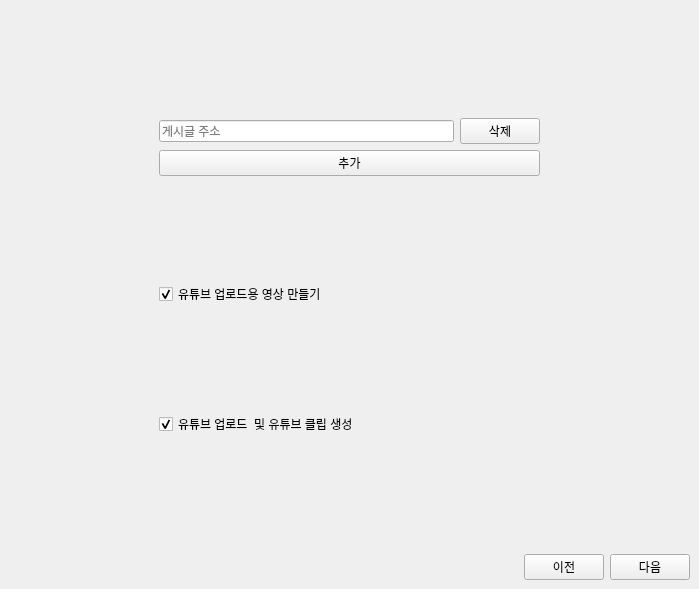
Old version of the form src/wakark.ui in the repository FDFFDFDF/Wak.
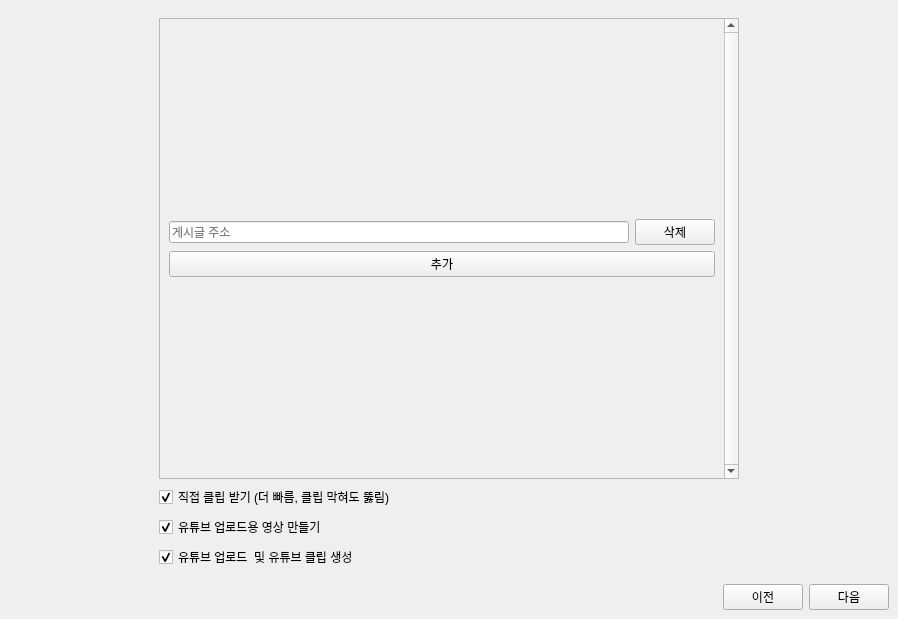
New version of the form. Icons and pictures are not drawn.

Diff of the .ui file:
```diff
--- a/src/wakark.ui
+++ b/src/wakark.ui
@@ -6,8 +6,8 @@
    <rect>
     <x>0</x>
     <y>0</y>
-    <width>699</width>
-    <height>573</height>
+    <width>898</width>
+    <height>596</height>
    </rect>
   </property>
   <property name="windowTitle">
@@ -139,10 +139,50 @@
           <property name="bottomMargin">
            <number>9</number>
           </property>
+          <item row="1" column="0">
+           <widget class="QCheckBox" name="isBrowsercheckBox">
+            <property name="text">
+             <string>직접 클립 받기 (더 빠름, 클립 막혀도 뚫림)</string>
+            </property>
+            <property name="checked">
+             <bool>true</bool>
+            </property>
+           </widget>
+          </item>
           <item row="0" column="0">
+           <widget class="QScrollArea" name="scrollArea">
+            <property name="frameShape">
+             <enum>QFrame::StyledPanel</enum>
+            </property>
+            <property name="frameShadow">
+             <enum>QFrame::Sunken</enum>
+            </property>
+            <property name="verticalScrollBarPolicy">
+             <enum>Qt::ScrollBarAlwaysOn</enum>
+            </property>
+            <property name="horizontalScrollBarPolicy">
+             <enum>Qt::ScrollBarAlwaysOff</enum>
+            </property>
+            <property name="sizeAdjustPolicy">
+             <enum>QAbstractScrollArea::AdjustToContentsOnFirstShow</enum>
+            </property>
+            <property name="widgetResizable">
+             <bool>true</bool>
+            </property>
+            <widget class="QWidget" name="scrollAreaWidgetContents_2">
+             <property name="geometry">
+              <rect>
+               <x>0</x>
+               <y>0</y>
+               <width>559</width>
+               <height>456</height>
+              </rect>
+             </property>
+             <layout class="QVBoxLayout" name="verticalLayout_5">
+              <item>
            <layout class="QVBoxLayout" name="verticalLayout_2">
             <property name="sizeConstraint">
-             <enum>QLayout::SetDefaultConstraint</enum>
+                 <enum>QLayout::SetMinAndMaxSize</enum>
             </property>
             <item>
              <layout class="QHBoxLayout" name="horizontalLayout">
@@ -171,17 +211,11 @@
             </item>
            </layout>
           </item>
-          <item row="1" column="0">
-           <widget class="QCheckBox" name="YTMakecheckBox_2">
-            <property name="text">
-             <string>유튜브 업로드용 영상 만들기</string>
-            </property>
-            <property name="checked">
-             <bool>true</bool>
-            </property>
+             </layout>
+            </widget>
            </widget>
           </item>
-          <item row="2" column="0">
+          <item row="3" column="0">
            <widget class="QCheckBox" name="YTUploadcheckBox_2">
             <property name="text">
              <string>유튜브 업로드  및 유튜브 클립 생성</string>
@@ -191,6 +225,16 @@
             </property>
            </widget>
           </item>
+          <item row="2" column="0">
+           <widget class="QCheckBox" name="YTMakecheckBox_2">
+            <property name="text">
+             <string>유튜브 업로드용 영상 만들기</string>
+            </property>
+            <property name="checked">
+             <bool>true</bool>
+            </property>
+           </widget>
+          </item>
          </layout>
         </widget>
         <widget class="QWidget" name="page_4">
@@ -207,10 +251,10 @@
           <property name="bottomMargin">
            <number>200</number>
           </property>
-          <item row="3" column="0">
-           <widget class="QCheckBox" name="YTMakecheckBox">
+          <item row="5" column="0">
+           <widget class="QCheckBox" name="YTUploadcheckBox">
             <property name="text">
-             <string>유튭용 영상 만들기</string>
+             <string>유튜브 업로드 및 유튜브 클립 생성</string>
             </property>
             <property name="checked">
              <bool>true</bool>
@@ -325,9 +369,19 @@
            </layout>
           </item>
           <item row="4" column="0">
-           <widget class="QCheckBox" name="YTUploadcheckBox">
+           <widget class="QCheckBox" name="YTMakecheckBox">
             <property name="text">
-             <string>유튜브 업로드 및 유튜브 클립 생성</string>
+             <string>유튭용 영상 만들기</string>
+            </property>
+            <property name="checked">
+             <bool>true</bool>
+            </property>
+           </widget>
+          </item>
+          <item row="3" column="0">
+           <widget class="QCheckBox" name="isBrowsercheckBox_2">
+            <property name="text">
+             <string>직접 클립 받기 (더 빠름, 클립 막혀도 뚫림)</string>
             </property>
             <property name="checked">
              <bool>true</bool>
@@ -457,6 +511,16 @@
             </item>
            </layout>
           </item>
+          <item row="1" column="0">
+           <widget class="QCheckBox" name="isBrowsercheckBox_3">
+            <property name="text">
+             <string>직접 클립 받기 (더 빠름, 클립 막혀도 뚫림)</string>
+            </property>
+            <property name="checked">
+             <bool>true</bool>
+            </property>
+           </widget>
+          </item>
          </layout>
         </widget>
         <widget class="QWidget" name="page_6">
```
Lines whose indentation alone changed are shown as unchanged.
